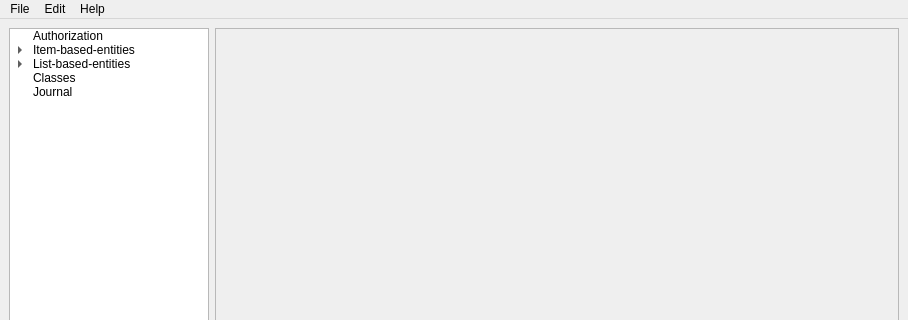
The window that MainWindow.ui (DStalytenkoDev/SchoolCRM) describes before a commit, drawn with Qt 5; both pictures show x 0 to 908 and y 0 to 320 of the 908 by 695 pixel window.
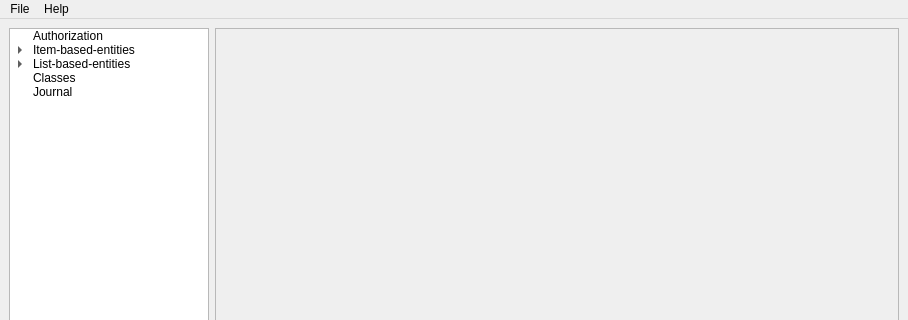
The same window after the commit.

Commit message: Error system complete, models complete, bug fix multi-threding connection manager complete menu about complete menu help in dev

Diff of the .ui file:
```diff
--- a/MainWindow.ui
+++ b/MainWindow.ui
@@ -142,11 +142,7 @@
     <property name="title">
      <string>File</string>
     </property>
-   </widget>
-   <widget class="QMenu" name="menuEdit">
-    <property name="title">
-     <string>Edit</string>
-    </property>
+    <addaction name="actionExit"/>
    </widget>
    <widget class="QMenu" name="menuHelp">
     <property name="title">
@@ -154,7 +150,6 @@
     </property>
    </widget>
    <addaction name="menuFile"/>
-   <addaction name="menuEdit"/>
    <addaction name="menuHelp"/>
   </widget>
   <widget class="QStatusBar" name="statusbar"/>
```
Left out of the diff: 25 changed lines with no effect on the pictures. The commit also changes 33 other files.
